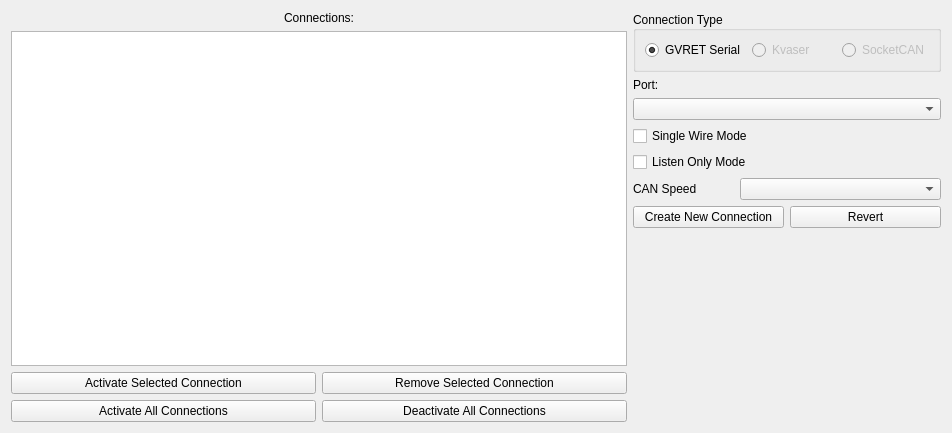
collin80/SavvyCAN, file connectionwindow.ui: the form before one commit.
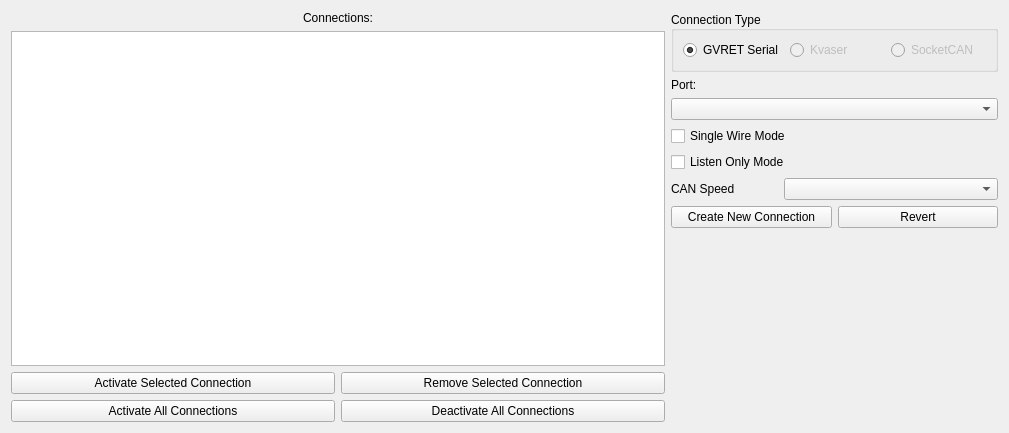
The form after the commit.

The edit to the form file:
```diff
--- a/connectionwindow.ui
+++ b/connectionwindow.ui
@@ -6,7 +6,7 @@
    <rect>
     <x>0</x>
     <y>0</y>
-    <width>952</width>
+    <width>1009</width>
     <height>433</height>
    </rect>
   </property>
```
